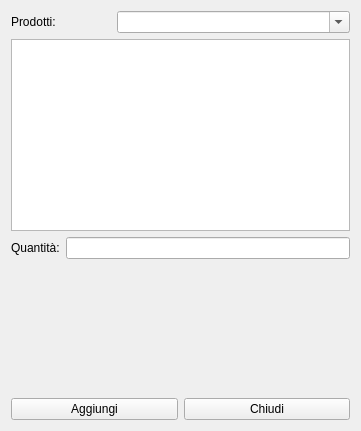
The window that hchoose_lot_to_add.ui (fblabs/hamlet-mod-sancon) describes before a commit, drawn with Qt 5.
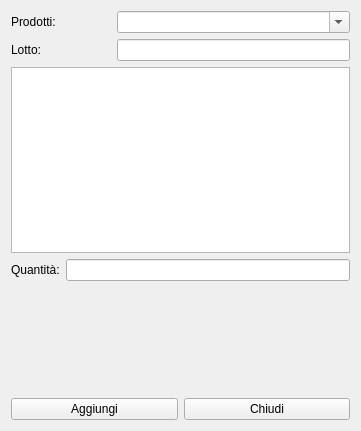
The same window after the commit. Icons and pictures are not drawn.

What changed in the file:
```diff
--- a/hchoose_lot_to_add.ui
+++ b/hchoose_lot_to_add.ui
@@ -44,6 +44,36 @@
      </item>
     </layout>
    </item>
+   <item>
+    <layout class="QHBoxLayout" name="horizontalLayout_4">
+     <item>
+      <widget class="QLabel" name="label_3">
+       <property name="minimumSize">
+        <size>
+         <width>100</width>
+         <height>0</height>
+        </size>
+       </property>
+       <property name="maximumSize">
+        <size>
+         <width>100</width>
+         <height>16777215</height>
+        </size>
+       </property>
+       <property name="text">
+        <string>Lotto:</string>
+       </property>
+      </widget>
+     </item>
+     <item>
+      <widget class="QLineEdit" name="leSearch">
+       <property name="clearButtonEnabled">
+        <bool>true</bool>
+       </property>
+      </widget>
+     </item>
+    </layout>
+   </item>
    <item>
     <widget class="QTableView" name="tvLots">
      <property name="editTriggers">
```
Left out of the diff: 6 changed lines with no effect on the pictures.
